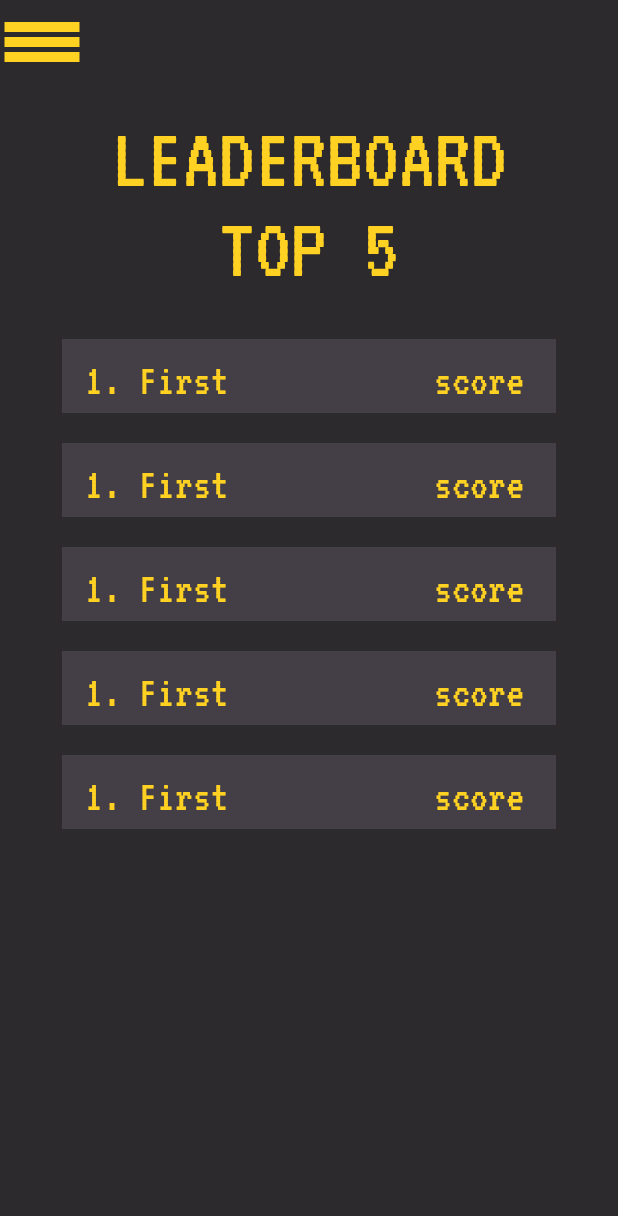
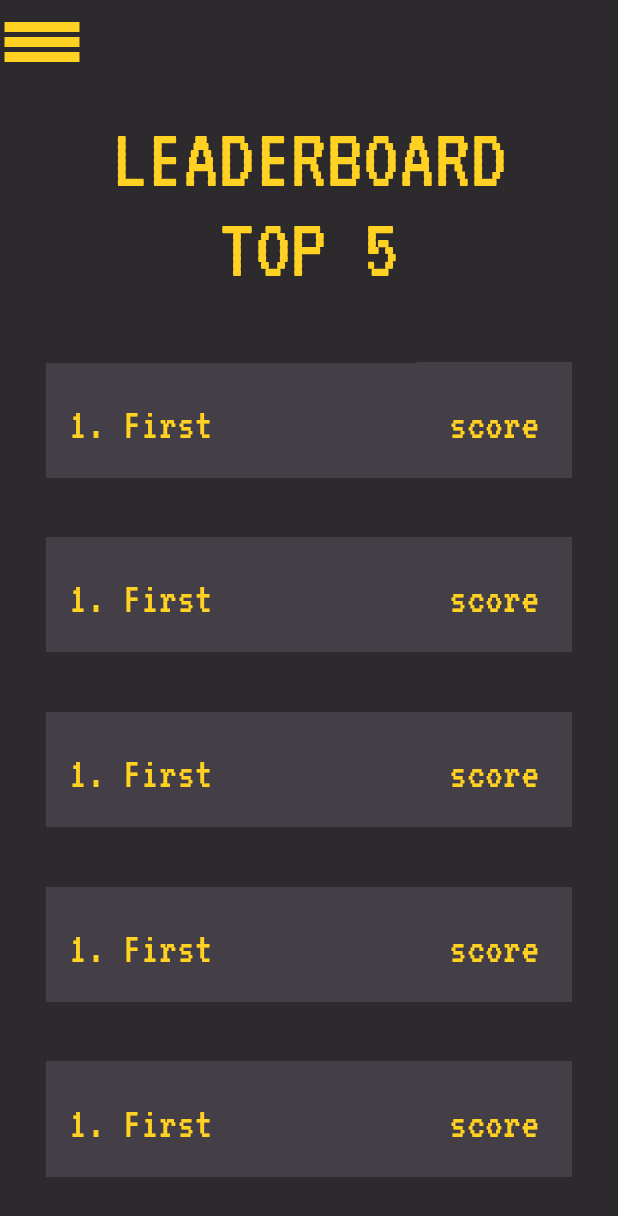
Before and after one commit to emre-cil/interstellar-enemies, an Android app: the screen it shows after launch once a user with an empty profile is signed in (HomePage), in the side drawer, after a tap on "Leaderboard", on a phone screen of 412 x 824 dp. Shown: the top 1216 px of the screen. Run offline under Robolectric (Android 15) with nearby library versions, the phone set to English and light mode, and no system bars; our stand-ins replace Firebase (no records; nobody signed in at launch, a user with empty details on screens opened directly).

Commit message:
Some object responsibility problems fixed and leader board fragment edited .
Signed-off-by: Kheseyroon <info.emrecil@gmail.com>
Co-Authored-By: mmkarakaya <karakaya.mehmet.melih@gmail.com>

```diff
--- a/app/src/main/res/layout/activity_home_page.xml
+++ b/app/src/main/res/layout/activity_home_page.xml
@@ -8,19 +8,6 @@
     tools:context=".HomePage"
     android:fitsSystemWindows="true"
     tools:openDrawer="start">
-
-    <com.google.android.material.navigation.NavigationView
-        android:layout_width="wrap_content"
-        android:layout_height="match_parent"
-        android:background="#2D2A2E"
-        android:id="@+id/nav_view"
-        app:headerLayout="@layout/header"
-        app:menu="@menu/main_menu"
-        app:itemTextColor="@color/yellow"
-        app:itemIconTint="@color/purple"
-        android:layout_gravity="start" >
-
-    </com.google.android.material.navigation.NavigationView>
 
 
     <LinearLayout
@@ -36,10 +23,24 @@
         <FrameLayout
             android:id="@+id/fragment_container"
             android:layout_width="match_parent"
-            android:layout_height="673dp">
+            android:layout_height="match_parent">
 
         </FrameLayout>
+
     </LinearLayout>
+
+    <com.google.android.material.navigation.NavigationView
+        android:id="@+id/nav_view"
+        android:layout_width="wrap_content"
+        android:layout_height="match_parent"
+        android:layout_gravity="start"
+        android:background="#2D2A2E"
+        app:headerLayout="@layout/header"
+        app:itemIconTint="@color/purple"
+        app:itemTextColor="@color/yellow"
+        app:menu="@menu/main_menu">
+
+    </com.google.android.material.navigation.NavigationView>
 
 
 </androidx.drawerlayout.widget.DrawerLayout>
--- a/app/src/main/res/layout/fragment_announcement.xml
+++ b/app/src/main/res/layout/fragment_announcement.xml
@@ -1,7 +1,7 @@
 <?xml version="1.0" encoding="utf-8"?>
 <androidx.constraintlayout.widget.ConstraintLayout xmlns:android="http://schemas.android.com/apk/res/android"
+    xmlns:app="http://schemas.android.com/apk/res-auto"
     xmlns:tools="http://schemas.android.com/tools"
-    xmlns:app="http://schemas.android.com/apk/res-auto"
     android:layout_width="match_parent"
     android:layout_height="match_parent"
     android:background="@color/black"
@@ -9,28 +9,34 @@
 
     <TextView
         android:id="@+id/textAnn"
-        android:layout_width="275dp"
-        android:layout_height="73dp"
-        android:layout_marginTop="60dp"
+        android:layout_width="0dp"
+        android:layout_height="0dp"
         android:fontFamily="@font/vt323"
+        android:gravity="center"
         android:text="@string/announcements"
         android:textColor="@color/yellow"
         android:textSize="50sp"
         app:layout_constraintEnd_toEndOf="parent"
+        app:layout_constraintHeight_percent="0.15"
         app:layout_constraintHorizontal_bias="0.507"
         app:layout_constraintStart_toStartOf="parent"
-        app:layout_constraintTop_toTopOf="parent" />
+        app:layout_constraintTop_toTopOf="parent"
+        app:layout_constraintWidth_percent="0.9" />
 
     <ListView
         android:id="@+id/Announcements_ListView"
-        android:layout_width="287dp"
-        android:layout_height="470dp"
-        android:layout_marginTop="84dp"
-        android:background="@color/cyan"
-        app:layout_constraintBottom_toBottomOf="parent"
+        android:layout_width="0dp"
+        android:layout_height="0dp"
+        android:layout_marginTop="35dp"
+        android:background="@color/black.light"
+        android:divider="@color/black"
+        android:dividerHeight="13.0sp"
+
         app:layout_constraintEnd_toEndOf="parent"
+        app:layout_constraintHeight_percent="0.65"
+        app:layout_constraintHorizontal_bias="0.5"
         app:layout_constraintStart_toStartOf="parent"
         app:layout_constraintTop_toBottomOf="@+id/textAnn"
-        app:layout_constraintVertical_bias="0.0" />
+        app:layout_constraintWidth_percent="0.8" />
 
 </androidx.constraintlayout.widget.ConstraintLayout>
--- a/app/src/main/res/layout/fragment_home.xml
+++ b/app/src/main/res/layout/fragment_home.xml
@@ -74,12 +74,12 @@
             android:textAlignment="center"
             android:textAllCaps="false"
             android:textColor="@color/yellow"
-            android:textSize="25sp"
+            android:textSize="23sp"
             app:backgroundTint="@color/black.dark"
             app:cornerRadius="0sp"
             app:layout_constraintBottom_toBottomOf="parent"
             app:layout_constraintEnd_toEndOf="parent"
-            app:layout_constraintHeight_percent="0.09"
+            app:layout_constraintHeight_percent="0.1"
             app:layout_constraintHorizontal_bias="0.5"
             app:layout_constraintStart_toStartOf="parent"
             app:layout_constraintTop_toTopOf="parent"
--- a/app/src/main/res/layout/fragment_leaderboard.xml
+++ b/app/src/main/res/layout/fragment_leaderboard.xml
@@ -29,148 +29,10 @@
             app:layout_constraintTop_toTopOf="parent"
             app:layout_constraintWidth_percent="0.8" />
 
-        <LinearLayout
-            android:id="@+id/linearLayout3"
-            android:layout_width="0sp"
-            android:layout_height="0sp"
-
-
-            android:layout_marginTop="24dp"
-            android:orientation="vertical"
-            app:layout_constraintEnd_toEndOf="parent"
-            app:layout_constraintHeight_percent="0.60"
-            app:layout_constraintHorizontal_bias="0.5"
-            app:layout_constraintStart_toEndOf="@+id/linearLayout2"
-            app:layout_constraintTop_toBottomOf="@+id/leaderBoardTitle"
-            app:layout_constraintWidth_percent="0.25">
-
-            <TextView
-                android:id="@+id/leaderBoardScore1"
-                android:layout_width="match_parent"
-                android:layout_height="wrap_content"
-                android:layout_marginBottom="20sp"
-                android:background="@color/black.light"
-                android:fontFamily="@font/vt323"
-                android:gravity="center_vertical"
-
-                android:paddingTop="5sp"
-                android:paddingBottom="5sp"
-                android:text="@string/score"
-                android:textAlignment="center"
-                android:textColor="@color/yellow"
-                android:textSize="30sp"
-                tools:ignore="RtlCompat" />
-
-            <TextView
-                android:id="@+id/leaderBoardScore2"
-
-                android:layout_width="match_parent"
-                android:layout_height="wrap_content"
-                android:layout_marginBottom="20sp"
-                android:background="@color/black.light"
-                android:fontFamily="@font/vt323"
-                android:gravity="center_vertical"
-
-                android:paddingTop="5sp"
-                android:paddingBottom="5sp"
-                android:text="@string/score"
-                android:textAlignment="center"
-                android:textColor="@color/yellow"
-                android:textSize="30sp"
-                tools:ignore="RtlCompat" />
-
-            <TextView
-                android:id="@+id/leaderBoardScore3"
-
-                android:layout_width="match_parent"
-                android:layout_height="wrap_content"
-                android:layout_marginBottom="20sp"
-                android:background="@color/black.light"
-                android:fontFamily="@font/vt323"
-                android:gravity="center_vertical"
-
-                android:paddingTop="5sp"
-                android:paddingBottom="5sp"
-                android:text="@string/score"
-                android:textAlignment="center"
-                android:textColor="@color/yellow"
-                android:textSize="30sp"
-                tools:ignore="RtlCompat" />
-
-            <TextView
-                android:id="@+id/leaderBoardScore4"
-
-                android:layout_width="match_parent"
-                android:layout_height="wrap_content"
-                android:layout_marginBottom="20sp"
-                android:background="@color/black.light"
-                android:fontFamily="@font/vt323"
-                android:gravity="center_vertical"
-
-                android:paddingTop="5sp"
-                android:paddingBottom="5sp"
-                android:text="@string/score"
-                android:textAlignment="center"
-                android:textColor="@color/yellow"
-                android:textSize="30sp"
-                tools:ignore="RtlCompat" />
-
-            <TextView
-                android:id="@+id/leaderBoardScore5"
-
-                android:layout_width="match_parent"
-                android:layout_height="wrap_content"
-                android:background="@color/black.light"
-                android:fontFamily="@font/vt323"
-                android:gravity="center_vertical"
-
-                android:paddingTop="5sp"
-                android:paddingBottom="5sp"
-                android:text="@string/score"
-                android:textAlignment="center"
-                android:textColor="@color/yellow"
-                android:textSize="30sp"
-                tools:ignore="RtlCompat" />
-        </LinearLayout>
-
-        <LinearLayout
-            android:id="@+id/linearLayout2"
-            android:layout_width="0dp"
-            android:layout_height="0dp"
-
-
-            android:clipToPadding="false"
-            android:orientation="vertical"
-            app:layout_constraintEnd_toStartOf="@+id/linearLayout3"
-            app:layout_constraintHeight_percent="0.60"
-            app:layout_constraintHorizontal_bias="0.5"
-            app:layout_constraintHorizontal_chainStyle="packed"
-            app:layout_constraintStart_toStartOf="parent"
-            app:layout_constraintTop_toTopOf="@+id/linearLayout3"
-            app:layout_constraintWidth_percent="0.55">
-
-            <TextView
-                android:id="@+id/leaderBoardText1"
-
-                android:layout_width="match_parent"
-                android:layout_height="wrap_content"
-                android:layout_marginBottom="20sp"
-                android:background="@color/black.light"
-                android:fontFamily="@font/vt323"
-                android:gravity="center_vertical"
-                android:paddingLeft="15dp"
-                android:paddingTop="5sp"
-                android:paddingBottom="5sp"
-                android:text="1. First"
-                android:textSize="30sp"
-                android:textColor="@color/yellow"
-               />
-
         <TextView
             android:id="@+id/leaderBoardText2"
-                android:layout_width="match_parent"
-                android:layout_height="wrap_content"
-                android:layout_marginBottom="20sp"
+            android:layout_width="0sp"
+            android:layout_height="0dp"
             android:background="@color/black.light"
             android:fontFamily="@font/vt323"
             android:gravity="center_vertical"
@@ -179,13 +41,20 @@
             android:paddingBottom="5sp"
             android:text="1. First"
             android:textColor="@color/yellow"
-                android:textSize="30sp" />
+            android:textSize="30sp"
+            app:layout_constraintBottom_toTopOf="@+id/leaderBoardText3"
+            app:layout_constraintEnd_toStartOf="@+id/leaderBoardScore2"
+            app:layout_constraintHeight_percent="0.10"
+            app:layout_constraintHorizontal_bias="0.5"
+            app:layout_constraintHorizontal_chainStyle="packed"
+            app:layout_constraintStart_toStartOf="parent"
+            app:layout_constraintTop_toBottomOf="@+id/leaderBoardText1"
+            app:layout_constraintWidth_percent="0.60" />
 
         <TextView
             android:id="@+id/leaderBoardText3"
-                android:layout_width="match_parent"
-                android:layout_height="wrap_content"
-                android:layout_marginBottom="20sp"
+            android:layout_width="0sp"
+            android:layout_height="0dp"
             android:background="@color/black.light"
             android:fontFamily="@font/vt323"
             android:gravity="center_vertical"
@@ -194,13 +63,44 @@
             android:paddingBottom="5sp"
             android:text="1. First"
             android:textColor="@color/yellow"
-                android:textSize="30sp" />
+            android:textSize="30sp"
+            app:layout_constraintBottom_toTopOf="@+id/leaderBoardText4"
+            app:layout_constraintEnd_toStartOf="@+id/leaderBoardScore3"
+            app:layout_constraintHeight_percent="0.10"
+            app:layout_constraintHorizontal_bias="0.5"
+            app:layout_constraintHorizontal_chainStyle="packed"
+            app:layout_constraintStart_toStartOf="parent"
+            app:layout_constraintTop_toBottomOf="@+id/leaderBoardText2"
+            app:layout_constraintWidth_percent="0.60" />
+
+        <TextView
+            android:id="@+id/leaderBoardScore4"
+
+            android:layout_width="0sp"
+            android:layout_height="0dp"
+            android:background="@color/black.light"
+            android:fontFamily="@font/vt323"
+
+            android:gravity="center_vertical"
+            android:paddingTop="5sp"
+            android:paddingBottom="5sp"
+            android:text="@string/score"
+            android:textAlignment="center"
+            android:textColor="@color/yellow"
+            android:textSize="30sp"
+            app:layout_constraintBottom_toTopOf="@+id/leaderBoardScore5"
+            app:layout_constraintEnd_toEndOf="parent"
+            app:layout_constraintHeight_percent="0.10"
+            app:layout_constraintHorizontal_bias="0.5"
+            app:layout_constraintStart_toEndOf="@+id/leaderBoardText4"
+            app:layout_constraintTop_toBottomOf="@+id/leaderBoardScore3"
+            app:layout_constraintWidth_percent="0.25"
+            tools:ignore="RtlCompat" />
 
         <TextView
             android:id="@+id/leaderBoardText4"
-                android:layout_width="match_parent"
-                android:layout_height="wrap_content"
-                android:layout_marginBottom="20sp"
+            android:layout_width="0sp"
+            android:layout_height="0dp"
             android:background="@color/black.light"
             android:fontFamily="@font/vt323"
             android:gravity="center_vertical"
@@ -209,12 +109,20 @@
             android:paddingBottom="5sp"
             android:text="1. First"
             android:textColor="@color/yellow"
-                android:textSize="30sp" />
+            android:textSize="30sp"
+            app:layout_constraintBottom_toTopOf="@+id/leaderBoardText5"
+            app:layout_constraintEnd_toStartOf="@+id/leaderBoardScore4"
+            app:layout_constraintHeight_percent="0.10"
+            app:layout_constraintHorizontal_bias="0.5"
+            app:layout_constraintHorizontal_chainStyle="packed"
+            app:layout_constraintStart_toStartOf="parent"
+            app:layout_constraintTop_toBottomOf="@+id/leaderBoardText3"
+            app:layout_constraintWidth_percent="0.60" />
 
         <TextView
             android:id="@+id/leaderBoardText5"
-                android:layout_width="match_parent"
-                android:layout_height="wrap_content"
+            android:layout_width="0sp"
+            android:layout_height="0dp"
             android:background="@color/black.light"
             android:fontFamily="@font/vt323"
             android:gravity="center_vertical"
@@ -223,8 +131,133 @@
             android:paddingBottom="5sp"
             android:text="1. First"
             android:textColor="@color/yellow"
-                android:textSize="30sp" />
-        </LinearLayout>
+            android:textSize="30sp"
+            app:layout_constraintBottom_toBottomOf="parent"
+            app:layout_constraintEnd_toStartOf="@+id/leaderBoardScore5"
+            app:layout_constraintHeight_percent="0.10"
+            app:layout_constraintHorizontal_bias="0.5"
+            app:layout_constraintHorizontal_chainStyle="packed"
+            app:layout_constraintStart_toStartOf="parent"
+            app:layout_constraintTop_toBottomOf="@+id/leaderBoardText4"
+            app:layout_constraintWidth_percent="0.60" />
+
+        <TextView
+            android:id="@+id/leaderBoardScore1"
+            android:layout_width="0sp"
+            android:layout_height="0dp"
+            android:background="@color/black.light"
+            android:fontFamily="@font/vt323"
+
+            android:gravity="center_vertical"
+            android:paddingTop="5sp"
+            android:paddingBottom="5sp"
+            android:text="@string/score"
+            android:textAlignment="center"
+            android:textColor="@color/yellow"
+            android:textSize="30sp"
+            app:layout_constraintBottom_toTopOf="@+id/leaderBoardScore2"
+            app:layout_constraintEnd_toEndOf="parent"
+            app:layout_constraintHeight_percent="0.10"
+            app:layout_constraintHorizontal_bias="0.5"
+            app:layout_constraintStart_toEndOf="@+id/leaderBoardText1"
+            app:layout_constraintTop_toBottomOf="@+id/leaderBoardTitle"
+            app:layout_constraintWidth_percent="0.25"
+            tools:ignore="RtlCompat" />
+
+        <TextView
+            android:id="@+id/leaderBoardText1"
+
+            android:layout_width="0sp"
+            android:layout_height="0dp"
+            android:background="@color/black.light"
+            android:fontFamily="@font/vt323"
+            android:gravity="center_vertical"
+            android:paddingLeft="15dp"
+            android:paddingTop="5sp"
+            android:paddingBottom="5sp"
+            android:text="1. First"
+            android:textColor="@color/yellow"
+            android:textSize="30sp"
+            app:layout_constraintBottom_toTopOf="@+id/leaderBoardText2"
+            app:layout_constraintEnd_toStartOf="@+id/leaderBoardScore1"
+            app:layout_constraintHeight_percent="0.10"
+            app:layout_constraintHorizontal_bias="0.5"
+            app:layout_constraintHorizontal_chainStyle="packed"
+            app:layout_constraintStart_toStartOf="parent"
+            app:layout_constraintTop_toBottomOf="@+id/leaderBoardTitle"
+            app:layout_constraintWidth_percent="0.60" />
+
+        <TextView
+            android:id="@+id/leaderBoardScore5"
+
+            android:layout_width="0sp"
+            android:layout_height="0dp"
+            android:background="@color/black.light"
+
+            android:fontFamily="@font/vt323"
+            android:gravity="center_vertical"
+            android:paddingTop="5sp"
+            android:paddingBottom="5sp"
+            android:text="@string/score"
+            android:textAlignment="center"
+            android:textColor="@color/yellow"
+            android:textSize="30sp"
+            app:layout_constraintBottom_toBottomOf="parent"
+            app:layout_constraintEnd_toEndOf="parent"
+            app:layout_constraintHeight_percent="0.10"
+            app:layout_constraintHorizontal_bias="0.5"
+            app:layout_constraintStart_toEndOf="@+id/leaderBoardText5"
+            app:layout_constraintTop_toBottomOf="@+id/leaderBoardScore4"
+            app:layout_constraintWidth_percent="0.25"
+            tools:ignore="RtlCompat" />
+
+        <TextView
+            android:id="@+id/leaderBoardScore2"
+
+            android:layout_width="0sp"
+            android:layout_height="0dp"
+            android:background="@color/black.light"
+            android:fontFamily="@font/vt323"
+
+            android:gravity="center_vertical"
+            android:paddingTop="5sp"
+            android:paddingBottom="5sp"
+            android:text="@string/score"
+            android:textAlignment="center"
+            android:textColor="@color/yellow"
+            android:textSize="30sp"
+            app:layout_constraintBottom_toTopOf="@+id/leaderBoardScore3"
+            app:layout_constraintEnd_toEndOf="parent"
+            app:layout_constraintHeight_percent="0.10"
+            app:layout_constraintHorizontal_bias="0.5"
+            app:layout_constraintStart_toEndOf="@+id/leaderBoardText2"
+            app:layout_constraintTop_toBottomOf="@+id/leaderBoardScore1"
+            app:layout_constraintWidth_percent="0.25"
+            tools:ignore="RtlCompat" />
+
+        <TextView
+            android:id="@+id/leaderBoardScore3"
+
+            android:layout_width="0sp"
+            android:layout_height="0dp"
+            android:background="@color/black.light"
+            android:fontFamily="@font/vt323"
+
+            android:gravity="center_vertical"
+            android:paddingTop="5sp"
+            android:paddingBottom="5sp"
+            android:text="@string/score"
+            android:textAlignment="center"
+            android:textColor="@color/yellow"
+            android:textSize="30sp"
+            app:layout_constraintBottom_toTopOf="@+id/leaderBoardScore4"
+            app:layout_constraintEnd_toEndOf="parent"
+            app:layout_constraintHeight_percent="0.10"
+            app:layout_constraintHorizontal_bias="0.5"
+            app:layout_constraintStart_toEndOf="@+id/leaderBoardText3"
+            app:layout_constraintTop_toBottomOf="@+id/leaderBoardScore2"
+            app:layout_constraintWidth_percent="0.25"
+            tools:ignore="RtlCompat" />
 
     </androidx.constraintlayout.widget.ConstraintLayout>
 </FrameLayout>
```
Lines whose indentation alone changed are shown as unchanged.
